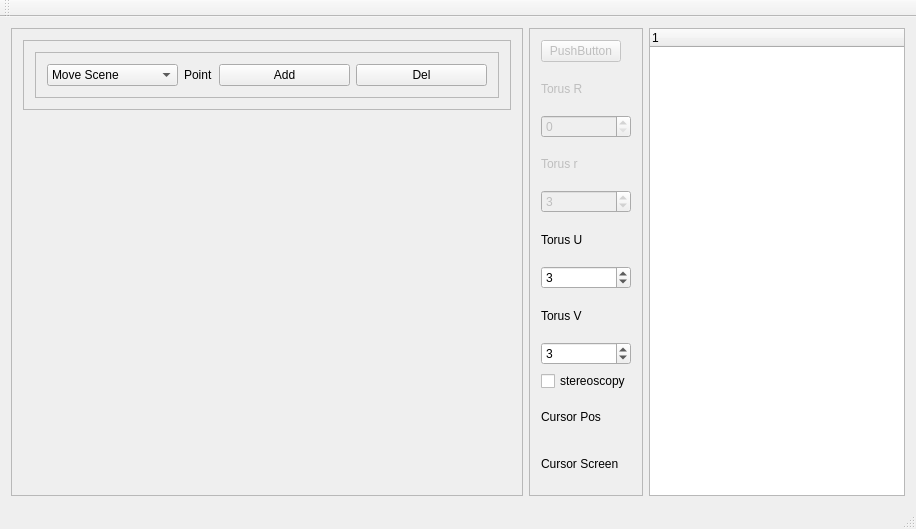
This is GraphicEngine/mainwindow.ui in awitwicka/3DGraphicEngine as Qt 5 draws it before an edit. The edited form follows.
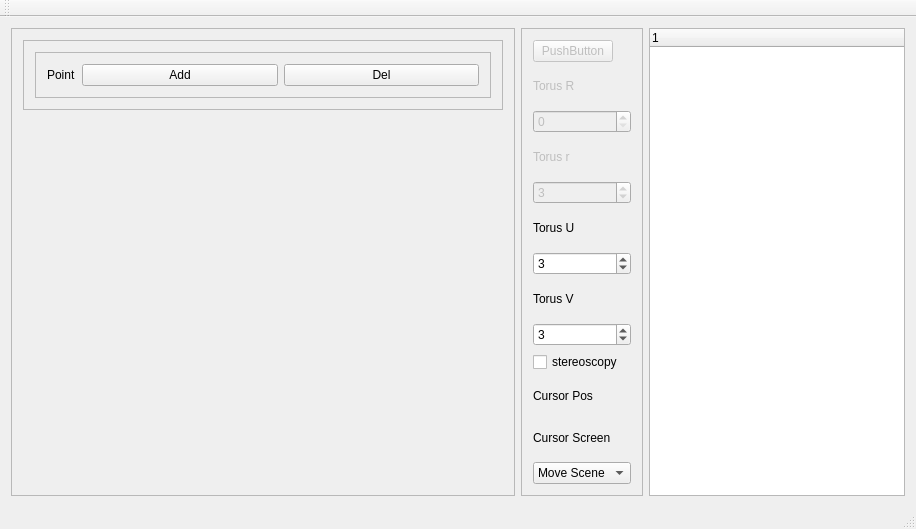
This is the edited form. Custom widgets are drawn as their Qt base class.

```diff
--- a/GraphicEngine/mainwindow.ui
+++ b/GraphicEngine/mainwindow.ui
@@ -54,20 +54,6 @@
              <enum>QFrame::Raised</enum>
             </property>
             <layout class="QHBoxLayout" name="horizontalLayout_3">
-             <item>
-              <widget class="QComboBox" name="comboBox">
-               <item>
-                <property name="text">
-                 <string>Move Scene</string>
-                </property>
-               </item>
-               <item>
-                <property name="text">
-                 <string>Edit Points</string>
-                </property>
-               </item>
-              </widget>
-             </item>
              <item>
               <widget class="QLabel" name="label_Marker">
                <property name="sizePolicy">
@@ -249,6 +235,20 @@
          </property>
         </widget>
        </item>
+       <item>
+        <widget class="QComboBox" name="comboBox">
+         <item>
+          <property name="text">
+           <string>Move Scene</string>
+          </property>
+         </item>
+         <item>
+          <property name="text">
+           <string>Edit Points</string>
+          </property>
+         </item>
+        </widget>
+       </item>
       </layout>
      </widget>
     </item>
```
